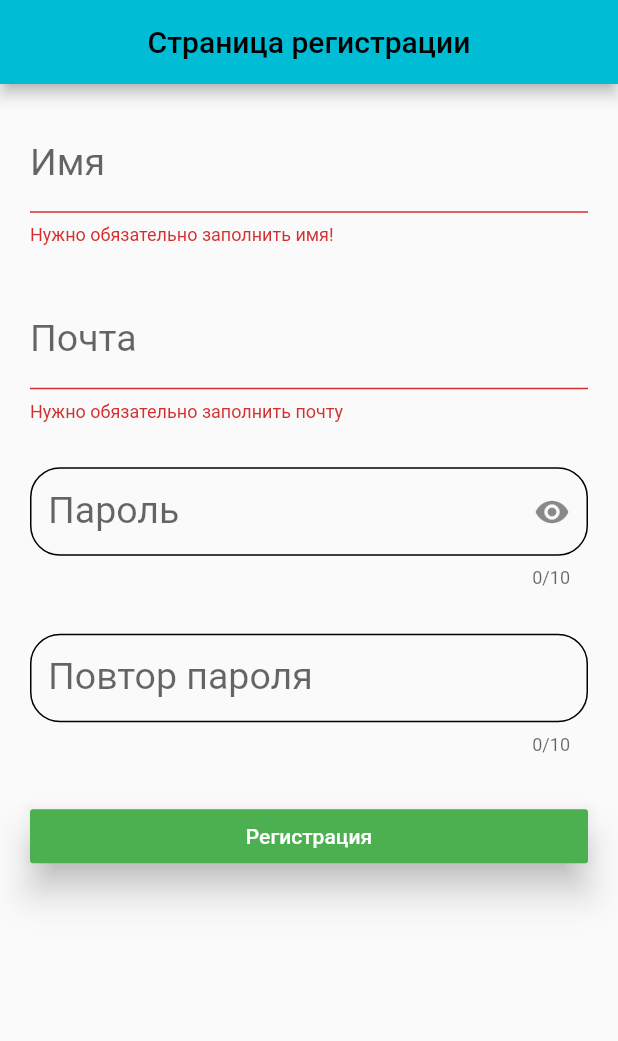
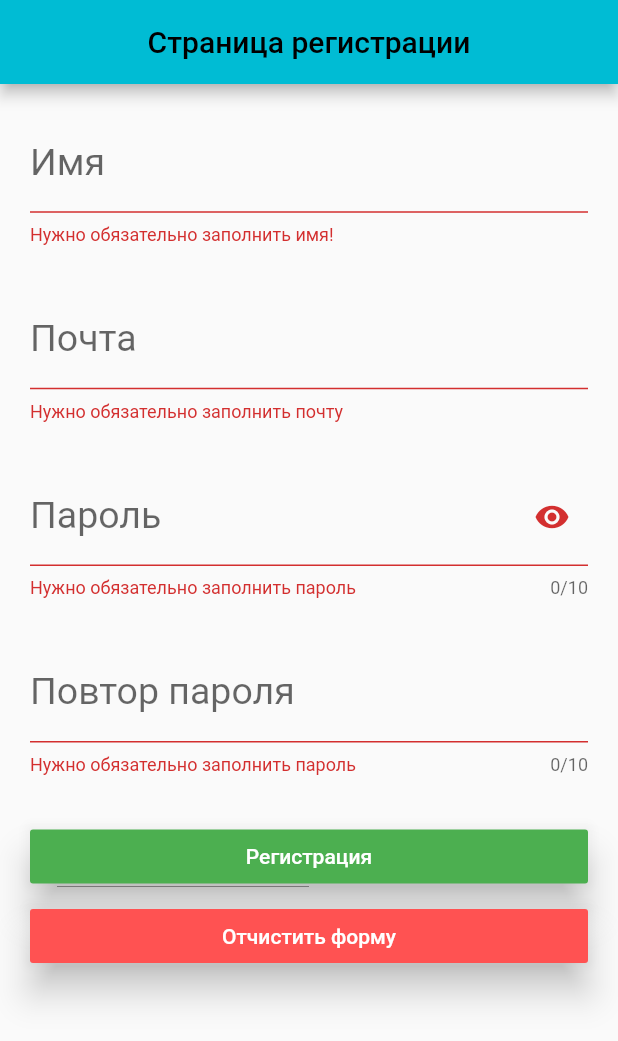
Before and after one commit to TemaTerbi/RegisterApp, a Flutter app: the screen it shows after launch, after a tap on "Регистрация", on a phone screen of 412 x 824 dp. Shown: the top 1041 px of the screen. Run offline on Flutter 3.47's test engine with Material 2 defaults, Android fonts, the phone set to English and light mode, and no system bars.

Commit message:
create full validate + clean button

```diff
--- a/lib/pages/formPage.dart
+++ b/lib/pages/formPage.dart
@@ -8,7 +8,6 @@ class FormPage extends StatefulWidget {
 }
 
 class _FormPageState extends State<FormPage> {
-
   final _nameConroller = TextEditingController();
   final _emailConroller = TextEditingController();
   final _passlConroller = TextEditingController();
@@ -115,6 +114,7 @@ class _FormPageState extends State<FormPage> {
                   icon: Icon(Icons.visibility),
                 ),
               ),
+              validator: _validatePass,
             ),
             SizedBox(height: 30),
             TextFormField(
@@ -139,6 +139,7 @@ class _FormPageState extends State<FormPage> {
                   borderSide: BorderSide(color: Colors.cyan),
                 ),
               ),
+              validator: _validatePass,
             ),
             SizedBox(height: 30),
             RaisedButton(
@@ -150,6 +151,16 @@ class _FormPageState extends State<FormPage> {
               textColor: Colors.white,
               elevation: 10,
             ),
+            SizedBox(height: 5,),
+            RaisedButton(
+              onPressed: () {
+                _cleanForm();
+              },
+              child: Text('Отчистить форму'),
+              color: Colors.redAccent,
+              textColor: Colors.white,
+              elevation: 10,
+            ),
           ],
         ),
       ),
@@ -157,32 +168,50 @@ class _FormPageState extends State<FormPage> {
   }
 
   void _submitRegistration() {
-    if (_keyForm.currentState!.validate()){
+    if (_keyForm.currentState!.validate()) {
       print('Форма валидная');
       print('Имя: ${_nameConroller.text}');
       print('Почта: ${_emailConroller.text}');
     }
-
   }
 
-  String? _validateName(value){
+  void _cleanForm(){
+    _nameConroller.clear();
+    _emailConroller.clear();
+    _passlConroller.clear();
+    _passConfirmlConroller.clear();
+  }
+
+  String? _validateName(value) {
     final _nameExp = RegExp(r'^[А-яа-я]+$');
-    if(value.isEmpty){
+    if (value.isEmpty) {
       return 'Нужно обязательно заполнить имя!';
-    } else if (!_nameExp.hasMatch(value)){
+    } else if (!_nameExp.hasMatch(value)) {
       return 'Вводите только буквы!';
     } else {
       return null;
     }
   }
 
-  String? _validateEmail(value){
-    if(value.isEmpty){
+  String? _validateEmail(value) {
+    if (value.isEmpty) {
       return 'Нужно обязательно заполнить почту';
-    } else if (!_emailConroller.text.contains('@')){
+    } else if (!_emailConroller.text.contains('@')) {
       return 'Неверный формат почты!';
     } else {
       return null;
     }
   }
+
+  String? _validatePass(value) {
+    if (value.isEmpty) {
+      return 'Нужно обязательно заполнить пароль';
+    } else if (_passlConroller.text != _passConfirmlConroller.text) {
+      return 'Пароли не совпадают';
+    } else if (_passlConroller.text.length != 10) {
+      return 'Нужно 10 символов!';
+    } else {
+      return null;
+    }
+  }
 }
```
